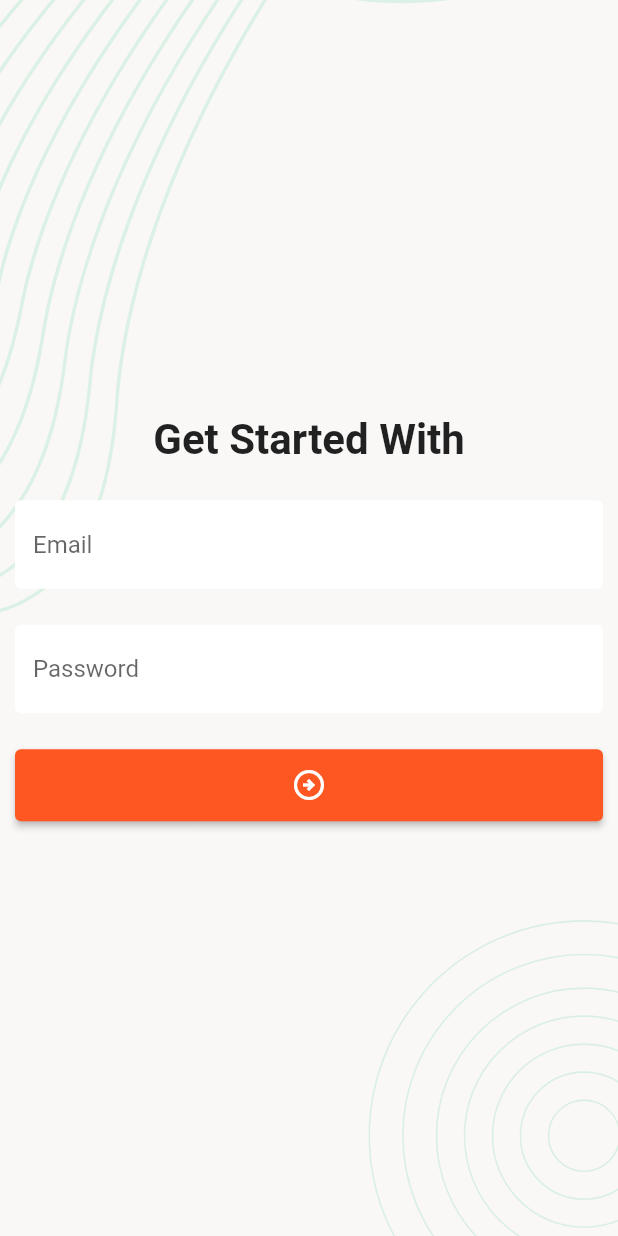
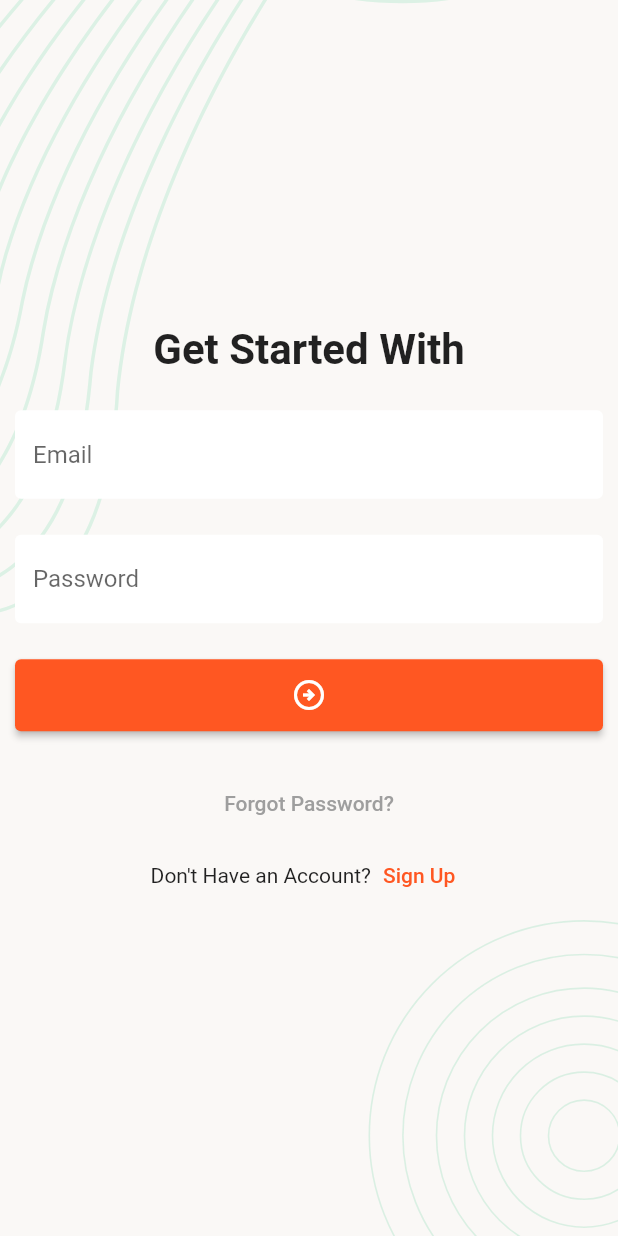
Before and after one commit to mmhedihasan/myfirstflutter, a Flutter app: the screen it shows after launch, on a phone screen of 412 x 824 dp. Run offline on Flutter 3.47's test engine with Material 2 defaults, Android fonts, the phone set to English and light mode, and no system bars; our stand-ins replace flutter_svg.

Commit message:
SignIn Form Design Complete

```diff
--- a/lib/ui/screens/login.dart
+++ b/lib/ui/screens/login.dart
@@ -39,8 +39,22 @@ class _LoginScreenState extends State<LoginScreen> {
                 const SizedBox(height: 24),
                 AppButtonWidget(
                   child: const Icon(Icons.arrow_circle_right_outlined),
-                  onTap: (){},
+                  onTap: () {},
                 ),
+                const SizedBox(height: 24),
+                TextButton(
+                    onPressed: () {},
+                    child: const Text(
+                      "Forgot Password?",
+                      style: TextStyle(color: Colors.grey),
+                    )),
+                Row(
+                  mainAxisAlignment: MainAxisAlignment.center,
+                  children: [
+                    const Text("Don't Have an Account?"),
+                    TextButton(onPressed: (){}, child: const Text("Sign Up", style: TextStyle(color: Colors.deepOrange),)),
+                  ],
+                )
               ],
             )
           ],
```
